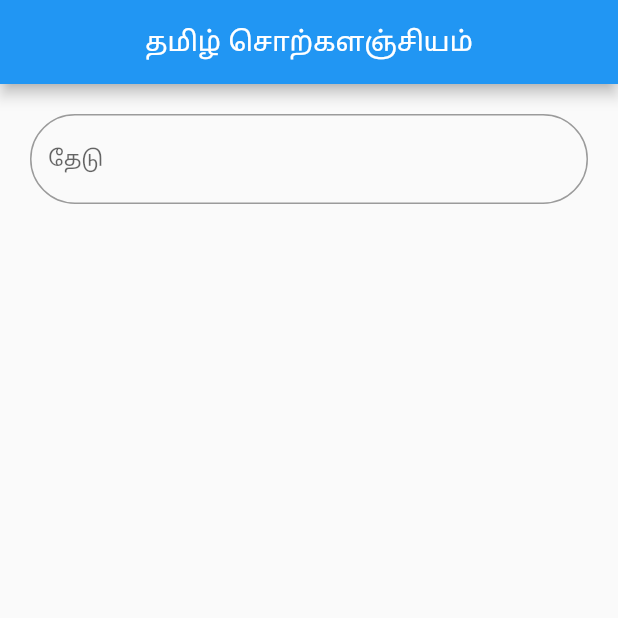
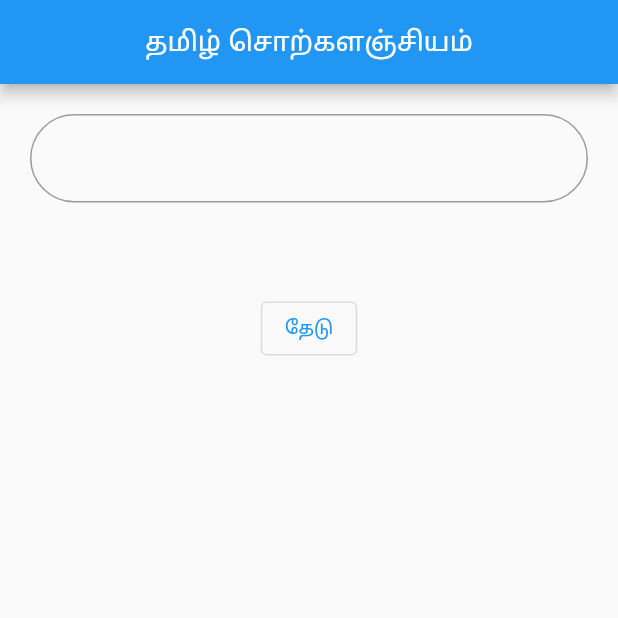
Before and after one commit to ViluppuramGLUG/tamil_glossary, a Flutter app: the screen it shows after launch, on a phone screen of 412 x 824 dp, the top half of it. Run offline on Flutter 3.47's test engine with Material 2 defaults, Android fonts, the phone set to English and light mode, and no system bars.

Commit message:
ssecond-commit

```diff
--- a/lib/home_page.dart
+++ b/lib/home_page.dart
@@ -28,13 +28,31 @@ centerTitle: true,
                   border: OutlineInputBorder(
                     borderRadius: BorderRadius.circular(50.0),
                   ),
-                  hintText: 'தேடு'
                 ),
               ),
             ),
+            Container(
+              margin: EdgeInsets.all(20),
+
+            ),
+            OutlinedButton(
+
+              onPressed: () {
+                setState(() {
+
+                });
+
+              },
+              child: Text(
+                "தேடு",
+              ),
+
+
+            )
 
           ],
         ),
+
       ),
     ),);
   }
```
Also changed, not shown: pubspec.lock, 2 other files.
